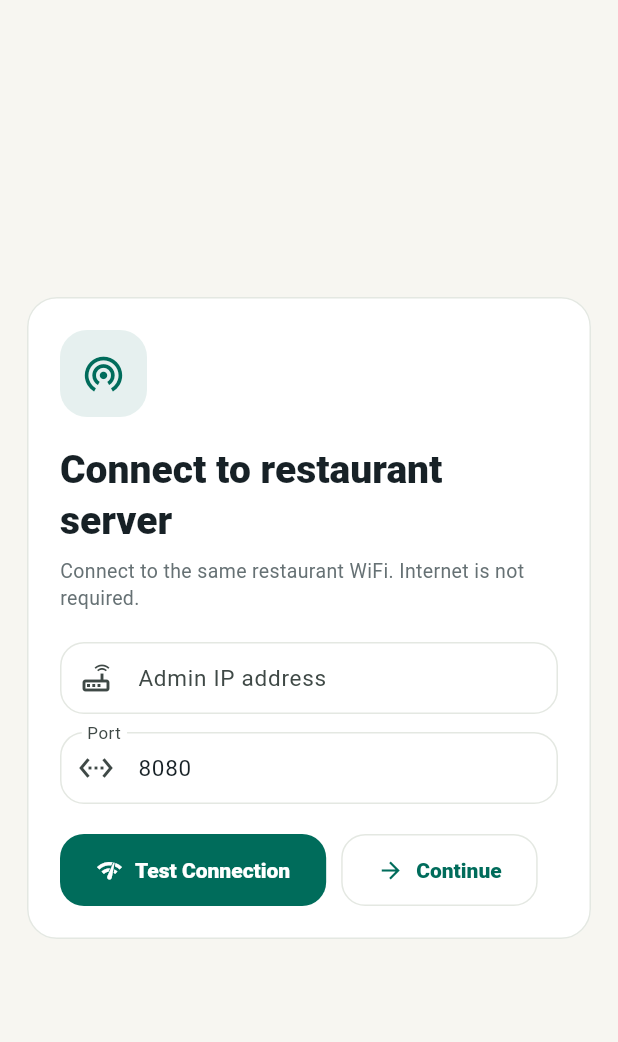
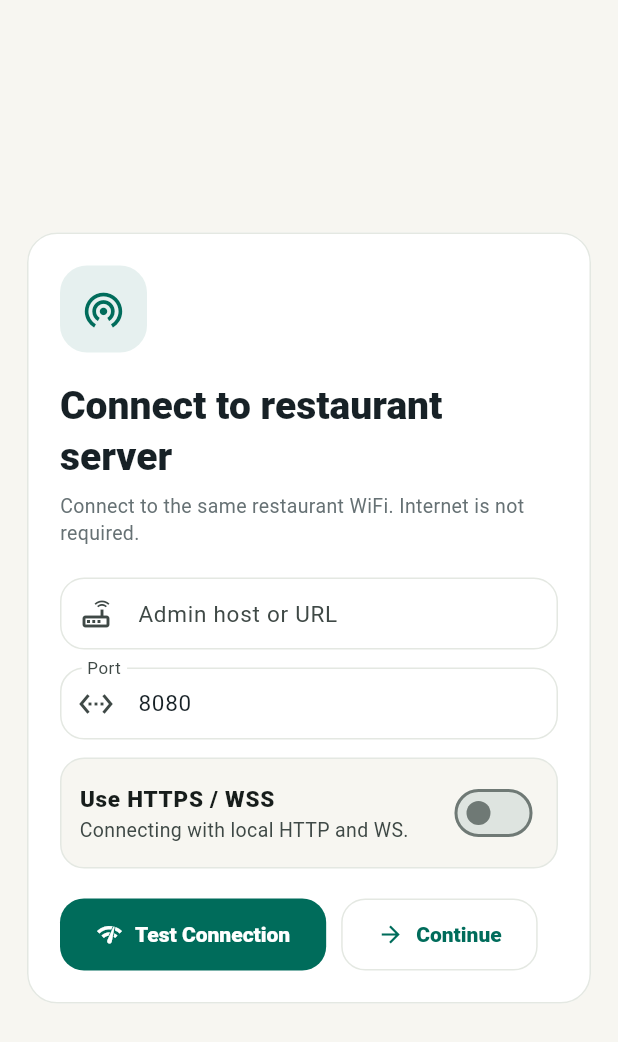
Before and after one commit to alc-moon7/Restuarent_POS_USER_APP, a Flutter app: the screen it shows after launch, on a phone screen of 412 x 824 dp. Shown: the top 1042 px of the screen. Run offline on Flutter 3.47's test engine with Material 3 defaults, Android fonts, the phone set to English and light mode, and no system bars; our stand-ins replace shared_preferences.

Commit message:
Cross Platform App/WEB

```diff
--- a/lib/src/app.dart
+++ b/lib/src/app.dart
@@ -37,7 +37,7 @@ class _LocalPosMenuAppState extends State<LocalPosMenuApp> {
     return AppScope(
       controller: _controller,
       child: MaterialApp(
-        title: 'Local POS Menu',
+        title: 'Restaurant POS Ordering',
         debugShowCheckedModeBanner: false,
         theme: AppTheme.light(),
         builder: (context, child) {
--- a/lib/src/models/server_config.dart
+++ b/lib/src/models/server_config.dart
@@ -1,20 +1,58 @@
 class ServerConfig {
-  const ServerConfig({required this.ip, required this.port});
+  const ServerConfig({
+    required this.ip,
+    required this.port,
+    this.secure = false,
+  });
 
   final String ip;
   final int port;
+  final bool secure;
 
-  String get baseUrl => 'http://$ip:$port';
-  String get webSocketUrl => 'ws://$ip:$port/ws';
+  String get baseUrl => '${secure ? 'https' : 'http'}://$ip:$port';
+  String get webSocketUrl => '${secure ? 'wss' : 'ws'}://$ip:$port/ws';
 
   bool get isValid => ip.trim().isNotEmpty && port > 0 && port <= 65535;
 
-  Map<String, Object?> toJson() => {'ip': ip, 'port': port};
+  Map<String, Object?> toJson() => {'ip': ip, 'port': port, 'secure': secure};
+
+  factory ServerConfig.fromInput({
+    required String address,
+    required String port,
+    required bool secure,
+  }) {
+    final trimmedAddress = address.trim();
+    final normalizedAddress = trimmedAddress.contains('://')
+        ? trimmedAddress
+        : '${secure ? 'https' : 'http'}://$trimmedAddress';
+    final uri = Uri.tryParse(normalizedAddress);
+    final parsedPort = uri?.hasPort == true
+        ? uri!.port
+        : int.tryParse(port.trim());
+
+    var parsedSecure = secure;
+    if (uri != null) {
+      parsedSecure = switch (uri.scheme) {
+        'https' || 'wss' => true,
+        'http' || 'ws' => false,
+        _ => secure,
+      };
+    }
+
+    return ServerConfig(
+      ip: uri?.host.isNotEmpty == true ? uri!.host : trimmedAddress,
+      port: parsedPort ?? (parsedSecure ? 443 : 8080),
+      secure: parsedSecure,
+    );
+  }
 
   factory ServerConfig.fromJson(Map<String, Object?> json) {
     return ServerConfig(
       ip: json['ip']?.toString() ?? '',
       port: int.tryParse(json['port']?.toString() ?? '') ?? 8080,
+      secure:
+          json['secure'] == true ||
+          json['scheme']?.toString().toLowerCase() == 'https',
     );
   }
 }
--- a/lib/src/screens/connect_server_screen.dart
+++ b/lib/src/screens/connect_server_screen.dart
@@ -1,3 +1,4 @@
+import 'package:flutter/foundation.dart';
 import 'package:flutter/material.dart';
 
 import '../app_scope.dart';
@@ -15,7 +16,11 @@ class ConnectServerScreen extends StatefulWidget {
 class _ConnectServerScreenState extends State<ConnectServerScreen> {
   final _formKey = GlobalKey<FormState>();
   final _ipController = TextEditingController();
-  final _portController = TextEditingController(text: '8080');
+  late final bool _startsSecure = Uri.base.scheme == 'https';
+  late final _portController = TextEditingController(
+    text: _startsSecure ? '443' : '8080',
+  );
+  late bool _secureConnection = _startsSecure;
   bool _hydrated = false;
 
   @override
@@ -26,6 +31,7 @@ class _ConnectServerScreenState extends State<ConnectServerScreen> {
     if (config != null) {
       _ipController.text = config.ip;
       _portController.text = config.port.toString();
+      _secureConnection = config.secure;
     }
     _hydrated = true;
   }
@@ -85,13 +91,17 @@ class _ConnectServerScreenState extends State<ConnectServerScreen> {
                           controller: _ipController,
                           keyboardType: TextInputType.url,
                           decoration: const InputDecoration(
-                            labelText: 'Admin IP address',
-                            hintText: '192.168.0.105',
+                            labelText: 'Admin host or URL',
+                            hintText: '192.168.0.105 or api.restaurant.com',
                             prefixIcon: Icon(Icons.router_outlined),
                           ),
                           validator: (value) {
-                            if (value == null || value.trim().isEmpty) {
-                              return 'Admin IP is required';
+                            final host = value?.trim() ?? '';
+                            if (host.isEmpty) {
+                              return 'Admin host is required';
+                            }
+                            if (host.contains(RegExp(r'\s'))) {
+                              return 'Host cannot contain spaces';
                             }
                             return null;
                           },
@@ -112,6 +122,15 @@ class _ConnectServerScreenState extends State<ConnectServerScreen> {
                             return null;
                           },
                         ),
+                        const SizedBox(height: 12),
+                        _SecureConnectionSwitch(
+                          secure: _secureConnection,
+                          onChanged: _setSecureConnection,
+                        ),
+                        if (kIsWeb && Uri.base.scheme == 'https') ...[
+                          const SizedBox(height: 12),
+                          _HostedWebNotice(secure: _secureConnection),
+                        ],
                         if (app.connectionMessage != null) ...[
                           const SizedBox(height: 14),
                           _ConnectionMessage(message: app.connectionMessage!),
@@ -162,10 +181,93 @@ class _ConnectServerScreenState extends State<ConnectServerScreen> {
     Navigator.pushReplacementNamed(context, '/menu');
   }
 
+  void _setSecureConnection(bool value) {
+    final currentPort = _portController.text.trim();
+    setState(() {
+      _secureConnection = value;
+      if (currentPort.isEmpty || currentPort == (value ? '8080' : '443')) {
+        _portController.text = value ? '443' : '8080';
+      }
+    });
+  }
+
   ServerConfig _configFromFields() {
-    return ServerConfig(
-      ip: _ipController.text.trim(),
-      port: int.tryParse(_portController.text.trim()) ?? 8080,
+    return ServerConfig.fromInput(
+      address: _ipController.text,
+      port: _portController.text,
+      secure: _secureConnection,
+    );
+  }
+}
+
+class _SecureConnectionSwitch extends StatelessWidget {
+  const _SecureConnectionSwitch({
+    required this.secure,
+    required this.onChanged,
+  });
+
+  final bool secure;
+  final ValueChanged<bool> onChanged;
+
+  @override
+  Widget build(BuildContext context) {
+    return Container(
+      decoration: BoxDecoration(
+        color: AppColors.background,
+        borderRadius: BorderRadius.circular(16),
+        border: Border.all(color: AppColors.line),
+      ),
+      child: SwitchListTile.adaptive(
+        value: secure,
+        onChanged: onChanged,
+        contentPadding: const EdgeInsets.symmetric(horizontal: 12),
+        activeThumbColor: AppColors.primary,
+        title: const Text(
+          'Use HTTPS / WSS',
+          style: TextStyle(fontWeight: FontWeight.w900),
+        ),
+        subtitle: Text(
+          secure
+              ? 'Connecting with secure browser protocols.'
+              : 'Connecting with local HTTP and WS.',
+        ),
+      ),
+    );
+  }
+}
+
+class _HostedWebNotice extends StatelessWidget {
+  const _HostedWebNotice({required this.secure});
+
+  final bool secure;
+
+  @override
+  Widget build(BuildContext context) {
+    final color = secure ? AppColors.success : AppColors.warning;
+    return Container(
+      padding: const EdgeInsets.all(12),
+      decoration: BoxDecoration(
+        color: color.withValues(alpha: 0.1),
+        borderRadius: BorderRadius.circular(16),
+        border: Border.all(color: color.withValues(alpha: 0.25)),
+      ),
+      child: Row(
+        crossAxisAlignment: CrossAxisAlignment.start,
+        children: [
+          Icon(
+            secure ? Icons.lock_outline : Icons.warning_amber_rounded,
+            color: color,
+          ),
+          const SizedBox(width: 10),
+          Expanded(
+            child: Text(
+              secure
+                  ? 'Cloudflare hosted mode expects HTTPS/WSS Admin servers.'
+                  : 'Hosted HTTPS pages can block plain HTTP/WS Admin servers.',
+            ),
+          ),
+        ],
+      ),
     );
   }
 }
```
Also changed, not shown: lib/src/services/api_client_service.dart (+7 -7 lines), 5 other files.
